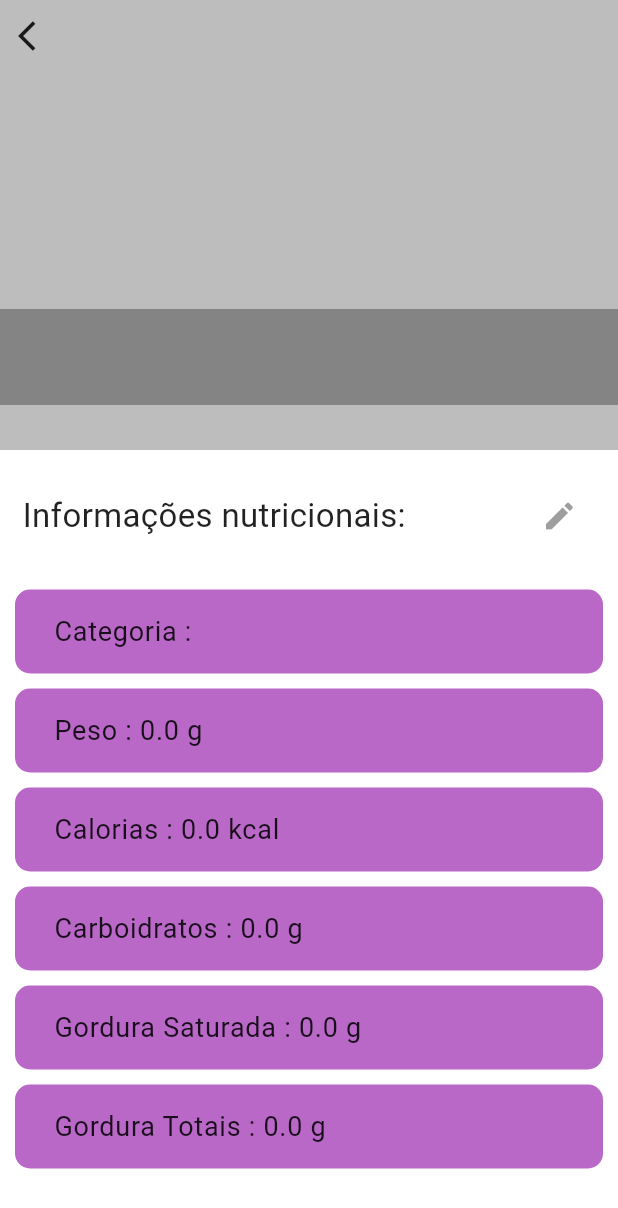
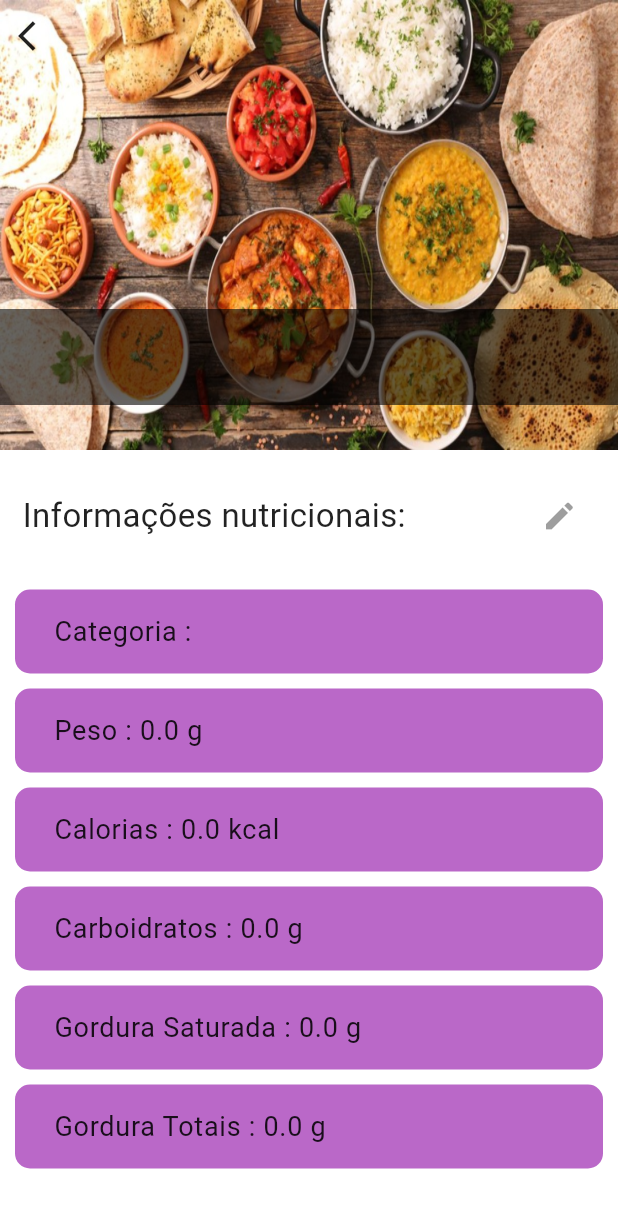
Before and after one commit to silviafds/Meals-Planner, a Flutter app: the DishDetailsScreen screen opened directly with empty values, on a phone screen of 412 x 824 dp. Shown: the top 1208 px of the screen. Run offline on Flutter 3.47's test engine with Material 3 defaults, Android fonts, the phone set to English and light mode, and no system bars; our stand-ins replace flutter_modular, rxdart; missing offline and left inert: flutter_config.

```diff
--- a/meals-planner/flutter/meals_planner/lib/core/text/textStyles/app_textstyles.dart
+++ b/meals-planner/flutter/meals_planner/lib/core/text/textStyles/app_textstyles.dart
@@ -9,7 +9,7 @@ abstract class AppTextStyles {
       TextStyle(fontSize: 24, color: Colors.black87);
   static const dishCardCaloriesTextStyle =
       TextStyle(fontSize: 18, color: Colors.black87);
-  static const dishDetailsName = TextStyle(fontSize: 24, color: Colors.black87);
+  static const dishDetailsName = TextStyle(fontSize: 24, color: Colors.white);
   static const dishDetailsInfoTitle =
       TextStyle(fontSize: 22, color: Colors.black87);
   static const nutriciousInfoCardText =
--- a/meals-planner/flutter/meals_planner/lib/features/auth/ui/widgets/login_form.dart
+++ b/meals-planner/flutter/meals_planner/lib/features/auth/ui/widgets/login_form.dart
@@ -68,6 +68,7 @@ class _LoginFormState extends State<LoginForm> {
             mainAxisAlignment: MainAxisAlignment.center,
             children: [
               TextFormField(
+                keyboardType: TextInputType.emailAddress,
                 controller: _emailTextController,
                 decoration: InputDecoration(
                   isDense: true,
--- a/meals-planner/flutter/meals_planner/lib/features/auth/ui/widgets/register_form.dart
+++ b/meals-planner/flutter/meals_planner/lib/features/auth/ui/widgets/register_form.dart
@@ -94,6 +94,7 @@ class _RegisterFormState extends State<RegisterForm> {
               ),
               TextFormField(
                 controller: _emailTextController,
+                keyboardType: TextInputType.emailAddress,
                 decoration: InputDecoration(
                   isDense: true,
                   border: OutlineInputBorder(
--- a/meals-planner/flutter/meals_planner/lib/features/dish-details/ui/dish_details_screen.dart
+++ b/meals-planner/flutter/meals_planner/lib/features/dish-details/ui/dish_details_screen.dart
@@ -46,6 +46,10 @@ class _DishDetailsScreenState extends State<DishDetailsScreen> {
                       decoration: BoxDecoration(
                         color: Colors.grey.shade400,
                       ),
+                      child: Image.asset(
+                        'assets/images/comidas.jpeg',
+                        fit: BoxFit.fill,
+                      ),
                     ),
                     Positioned(
                       bottom: 30,
@@ -54,7 +58,7 @@ class _DishDetailsScreenState extends State<DishDetailsScreen> {
                         padding: const EdgeInsets.symmetric(
                             vertical: 15, horizontal: 20),
                         decoration: BoxDecoration(
-                          color: Colors.black.withOpacity(0.3),
+                          color: Colors.black.withOpacity(0.6),
                         ),
                         child: SizedBox(
                           width: 400,
```
